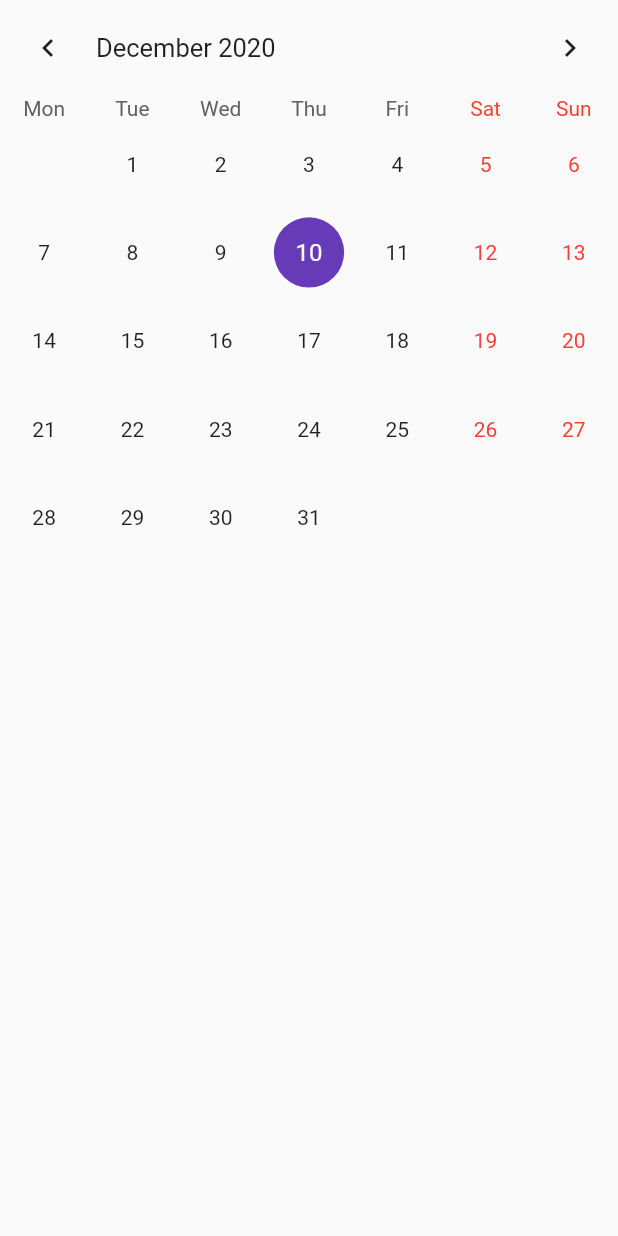
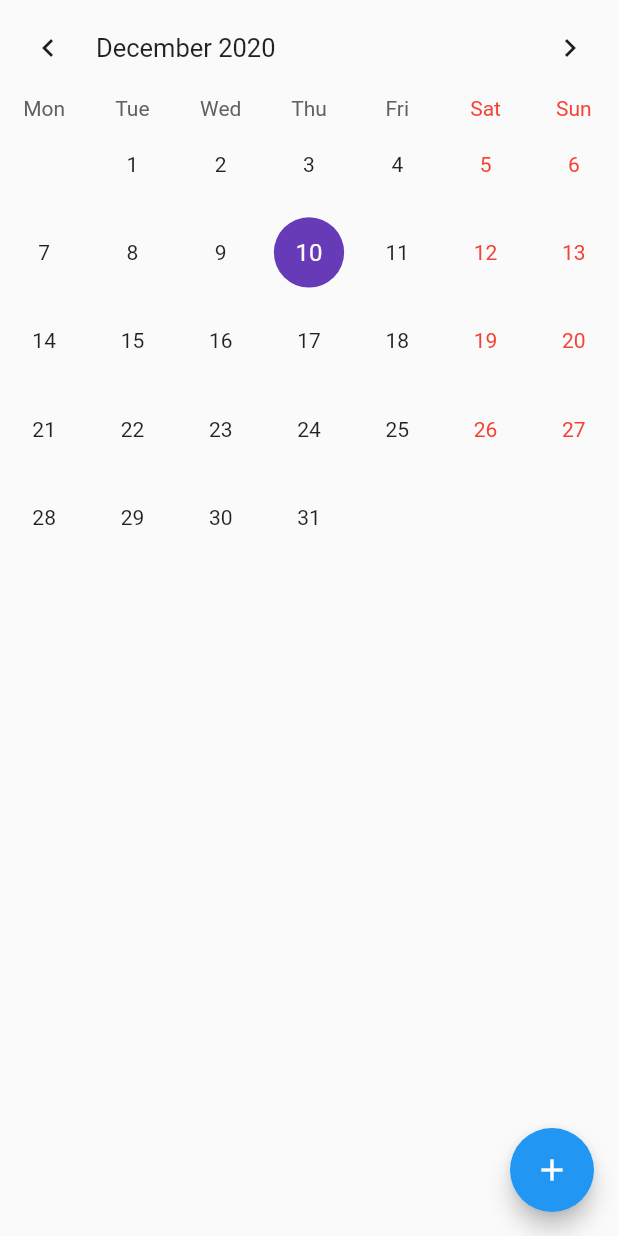
Before and after one commit to GorkaAbad/Secure-Calendar, a Flutter app: the screen it shows after launch, on a phone screen of 412 x 824 dp. Run offline on Flutter 3.47's test engine with Material 2 defaults, Android fonts, the phone set to English and light mode, and no system bars; drawn by our look-alikes of table_calendar; our stand-ins replace fluttertoast, getwidget, sqflite; accounts and stored records are empty.

Commit message:
Floating action button added, with hero tag

```diff
--- a/lib/main.dart
+++ b/lib/main.dart
@@ -1,3 +1,4 @@
+import 'package:calendar/CreateTask.dart';
 import 'package:flutter/material.dart';
 import 'package:fluttertoast/fluttertoast.dart';
 import 'package:getwidget/getwidget.dart';
@@ -27,19 +28,25 @@ class MyHomePage extends StatefulWidget {
 }
 
 class _MyHomePageState extends State<MyHomePage> with TickerProviderStateMixin {
+  //Controllers
+  AnimationController _animationController;
+  CalendarController _calendarController;
+
+  //Variables
   Map<DateTime, List> _events;
   List _selectedDayEvents;
-  AnimationController _animationController;
-  CalendarController _calendarController;
+  DateTime _selectedDay = DateTime.now();
+
+  //Database instance
   final dbHelper = DatabaseHelper.instance;
 
+  //Override methods
   @override
   void initState() {
     super.initState();
-    final _selectedDay = DateTime.now();
 
     _events = {};
-    _selectedDayEvents = _events[_selectedDay] ?? [];
+    _selectedDayEvents = _events[DateTime.now()] ?? [];
     _calendarController = CalendarController();
 
     getEvents();
@@ -59,9 +66,12 @@ class _MyHomePageState extends State<MyHomePage> with TickerProviderStateMixin {
     super.dispose();
   }
 
+  //Methods
+
   void _onDaySelected(DateTime day, List events, List holidays) {
     print('CALLBACK: _onDaySelected');
     setState(() {
+      _selectedDay = day;
       _selectedDayEvents = events;
     });
   }
@@ -80,6 +90,16 @@ class _MyHomePageState extends State<MyHomePage> with TickerProviderStateMixin {
   Widget build(BuildContext context) {
     return SafeArea(
       child: Scaffold(
+        floatingActionButton: FloatingActionButton(
+          child: Icon(Icons.add),
+          heroTag: 1,
+          onPressed: () {
+            print(_selectedDay.day);
+            Navigator.push(context,
+                MaterialPageRoute(builder: (context) => new CreateTask(_selectedDay),)
+            );
+          },
+        ),
         body: Column(
           mainAxisSize: MainAxisSize.max,
           children: <Widget>[
```
Also changed, not shown: lib/CreateTask.dart (added, +24 -0 lines). Lines whose indentation alone changed are shown as unchanged.
